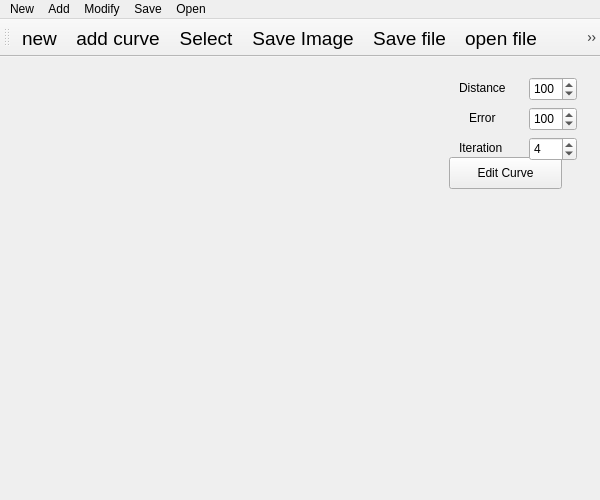
e0eaea/I-SURF2016-SUMMER, file test_painter2/mainwindow.ui: the form before one commit.
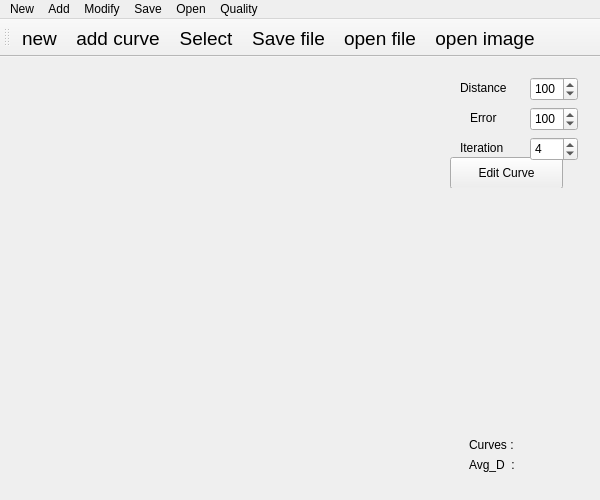
The form after the commit.

Commit message:
Add Quality Measurement system
1. Add Quality Measurement system
2. remove bugs
3. make system more robust

Diff of the .ui file:
```diff
--- a/test_painter2/mainwindow.ui
+++ b/test_painter2/mainwindow.ui
@@ -17,10 +17,10 @@
    <widget class="QWidget" name="control_widget" native="true">
     <property name="geometry">
      <rect>
-      <x>449</x>
+      <x>450</x>
       <y>10</y>
       <width>141</width>
-      <height>131</height>
+      <height>121</height>
      </rect>
     </property>
     <widget class="QLabel" name="label">
@@ -133,6 +133,68 @@
      </property>
     </widget>
    </widget>
+   <widget class="QWidget" name="result_widget" native="true">
+    <property name="geometry">
+     <rect>
+      <x>459</x>
+      <y>370</y>
+      <width>141</width>
+      <height>80</height>
+     </rect>
+    </property>
+    <widget class="QLabel" name="curves">
+     <property name="geometry">
+      <rect>
+       <x>10</x>
+       <y>10</y>
+       <width>59</width>
+       <height>16</height>
+      </rect>
+     </property>
+     <property name="text">
+      <string>Curves :</string>
+     </property>
+    </widget>
+    <widget class="QLabel" name="avg_d">
+     <property name="geometry">
+      <rect>
+       <x>10</x>
+       <y>30</y>
+       <width>61</width>
+       <height>16</height>
+      </rect>
+     </property>
+     <property name="text">
+      <string>Avg_D  :</string>
+     </property>
+    </widget>
+    <widget class="QLabel" name="curves_val">
+     <property name="geometry">
+      <rect>
+       <x>78</x>
+       <y>10</y>
+       <width>61</width>
+       <height>16</height>
+      </rect>
+     </property>
+     <property name="text">
+      <string/>
+     </property>
+    </widget>
+    <widget class="QLabel" name="avg_d_val">
+     <property name="geometry">
+      <rect>
+       <x>80</x>
+       <y>30</y>
+       <width>59</width>
+       <height>16</height>
+      </rect>
+     </property>
+     <property name="text">
+      <string/>
+     </property>
+    </widget>
+   </widget>
   </widget>
   <widget class="QMenuBar" name="menuBar">
    <property name="geometry">
@@ -177,11 +239,19 @@
     <addaction name="separator"/>
     <addaction name="actionOpen_image"/>
    </widget>
+   <widget class="QMenu" name="menuQuality">
+    <property name="title">
+     <string>Quality</string>
+    </property>
+    <addaction name="actionImport_Original_Image"/>
+    <addaction name="actionF"/>
+   </widget>
    <addaction name="menuNew"/>
    <addaction name="menuAdd"/>
    <addaction name="menuModify"/>
    <addaction name="menuSave"/>
    <addaction name="menuOpen"/>
+   <addaction name="menuQuality"/>
   </widget>
   <widget class="QToolBar" name="toolBar">
    <property name="windowTitle">
@@ -196,7 +266,6 @@
    <addaction name="actionNew"/>
    <addaction name="actionAdd_curve"/>
    <addaction name="actionModify"/>
-   <addaction name="actionSave_Image"/>
    <addaction name="actionSave_file"/>
    <addaction name="actionOpen_file"/>
    <addaction name="actionOpen_image"/>
```
Left out of the diff: 10 changed lines with no effect on the pictures. The commit also changes 27 other files.
